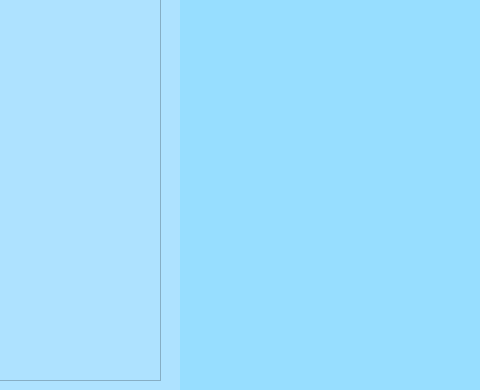
Abbams/notepad, file examples/memo.ui: the form before one commit; both pictures show x 320 to 800 and y 210 to 600 of the 800 by 600 pixel window.
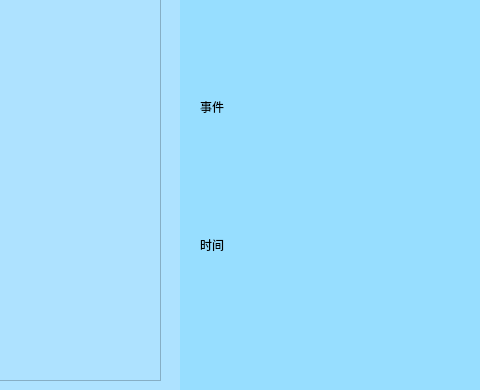
The form after the commit.

What changed in the file:
```diff
--- a/examples/memo.ui
+++ b/examples/memo.ui
@@ -74,6 +74,54 @@
 6/12</string>
       </property>
      </widget>
+     <widget class="QWidget" name="verticalLayoutWidget">
+      <property name="geometry">
+       <rect>
+        <x>20</x>
+        <y>220</y>
+        <width>261</width>
+        <height>231</height>
+       </rect>
+      </property>
+      <layout class="QVBoxLayout" name="verticalLayout">
+       <item>
+        <widget class="QLabel" name="do_thing">
+         <property name="styleSheet">
+          <string notr="true">color:white;font:30px \&quot;Microsoft YaHei\&quot;,simhei;font-weight:regular;</string>
+         </property>
+         <property name="text">
+          <string>事件</string>
+         </property>
+        </widget>
+       </item>
+       <item>
+        <spacer name="verticalSpacer">
+         <property name="orientation">
+          <enum>Qt::Vertical</enum>
+         </property>
+         <property name="sizeType">
+          <enum>QSizePolicy::Preferred</enum>
+         </property>
+         <property name="sizeHint" stdset="0">
+          <size>
+           <width>20</width>
+           <height>40</height>
+          </size>
+         </property>
+        </spacer>
+       </item>
+       <item>
+        <widget class="QLabel" name="do_time">
+         <property name="styleSheet">
+          <string notr="true">color:white;font:30px \&quot;Microsoft YaHei\&quot;,simhei;font-weight:regular;</string>
+         </property>
+         <property name="text">
+          <string>时间</string>
+         </property>
+        </widget>
+       </item>
+      </layout>
+     </widget>
     </widget>
     <widget class="QListView" name="listView">
      <property name="geometry">
```
